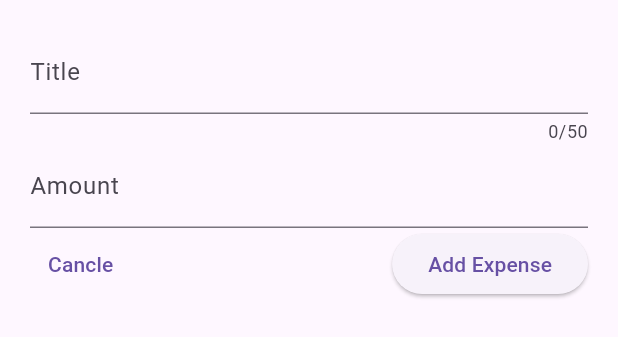
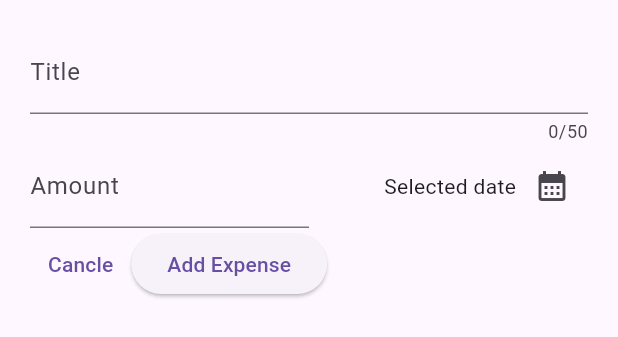
Before and after one commit to Owoeye1321/rocket-auto-app, a Flutter app: the NewExpense widget shown alone on an empty page, opened directly, on a phone screen of 412 x 824 dp. Shown: the top 337 px of the screen. Run offline on Flutter 3.47's test engine with Material 2 defaults, Android fonts, the phone set to English and light mode, and no system bars; our stand-ins replace google_fonts.

Commit message:
jack push $$

```diff
--- a/lib/widgets/new_expense.dart
+++ b/lib/widgets/new_expense.dart
@@ -45,7 +45,11 @@ class _NewExpense extends State<NewExpense> {
               // ),
             ),
           ),
-          TextField(
+          Row(
+            mainAxisAlignment: MainAxisAlignment.spaceBetween,
+            children: [
+              Expanded(
+                child: TextField(
                   controller: _amountController,
                   keyboardType: TextInputType.number,
                   decoration: InputDecoration(
@@ -58,8 +62,23 @@ class _NewExpense extends State<NewExpense> {
                     // ),
                   ),
                 ),
+              ),
+              Expanded(
+                child: Row(
+                  mainAxisAlignment: MainAxisAlignment.end,
+                  children: [
+                    Text("Selected date"),
+                    IconButton(
+                      onPressed: () {},
+                      icon: Icon(Icons.calendar_month),
+                    ),
+                  ],
+                ),
+              )
+            ],
+          ),
           Row(
-            mainAxisAlignment: MainAxisAlignment.spaceBetween,
+            //mainAxisAlignment: MainAxisAlignment.spaceBetween,
             children: [
               TextButton(
                 onPressed: () {
```
Lines whose indentation alone changed are shown as unchanged.
